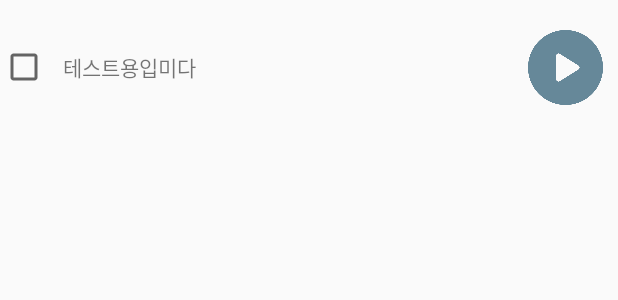
After one commit to SSU-tudy/server, an Android app: the layout todo_list.xml on its own in the app's theme, with its tools: preview values and no code run, on a phone screen of 412 x 824 dp. The commit adds this screen. Shown: the top 300 px of the screen. Run offline under Robolectric (Android 15) with nearby library versions, the phone set to English and light mode, and no system bars.

Commit message:
todo관련 미완성

```diff
--- a/app/src/main/java/com/example/ssuwap/ui/todolist/TodomainActivity.java
+++ b/app/src/main/java/com/example/ssuwap/ui/todolist/TodomainActivity.java
@@ -20,9 +20,11 @@ public class TodomainActivity extends AppCompatActivity {
         super.onCreate(savedInstanceState);
         ActivityTodomainBinding binding = ActivityTodomainBinding.inflate(getLayoutInflater());
         setContentView(binding.getRoot());
+
     }
     private int studyMinutes = 0;  // 누적된 공부 시간
 
+    //하이라이트 함수
     private void recordStudyTime(int minutes) {
         studyMinutes += minutes;
         int hourIndex = studyMinutes / 60;  // 시간대
@@ -34,7 +36,7 @@ public class TodomainActivity extends AppCompatActivity {
             TextView blockView = findViewById(resId);
 
             if (blockView != null) {
-                blockView.setBackgroundColor(ContextCompat.getColor(this, R.color.study_highlight));
+                blockView.setBackgroundColor(ContextCompat.getColor(this, R.color.test));
             }
         }
     }
--- /dev/null
+++ b/app/src/main/res/layout/todo_list.xml
@@ -0,0 +1,25 @@
+<?xml version="1.0" encoding="utf-8"?>
+<LinearLayout xmlns:android="http://schemas.android.com/apk/res/android"
+    android:layout_width="match_parent"
+    android:layout_height="90dp"
+    android:orientation="horizontal">
+    <CheckBox
+        android:layout_width="wrap_content"
+        android:layout_height="wrap_content"
+        android:layout_gravity="center_vertical"/>
+    <TextView
+        android:layout_weight="1"
+        android:layout_width="0dp"
+        android:layout_height="wrap_content"
+        android:text="테스트용입미다"
+        android:layout_gravity="center_vertical"
+        android:layout_margin="10dp"/>
+    <Button
+        android:layout_width="50dp"
+        android:layout_height="50dp"
+        android:background="@drawable/play"
+        android:layout_marginRight="10dp"
+        android:backgroundTint="@color/test"
+        android:layout_gravity="center_vertical"/>
+
+</LinearLayout>
--- a/app/src/main/res/values/colors.xml
+++ b/app/src/main/res/values/colors.xml
@@ -2,4 +2,5 @@
 <resources>
     <color name="black">#FF000000</color>
     <color name="white">#FFFFFFFF</color>
+    <color name="test">#668899</color>
 </resources>
```
Also changed, not shown: app/src/main/java/com/example/ssuwap/ui/todolist/TodomainAdapter.java (added, +34 -0 lines), app/src/main/res/layout/activity_todomain.xml (+11 -0 lines), app/src/main/res/drawable/pause.png (added), app/src/main/res/drawable/play.png (added), app/src/main/res/drawable/playbtn.png (added).
